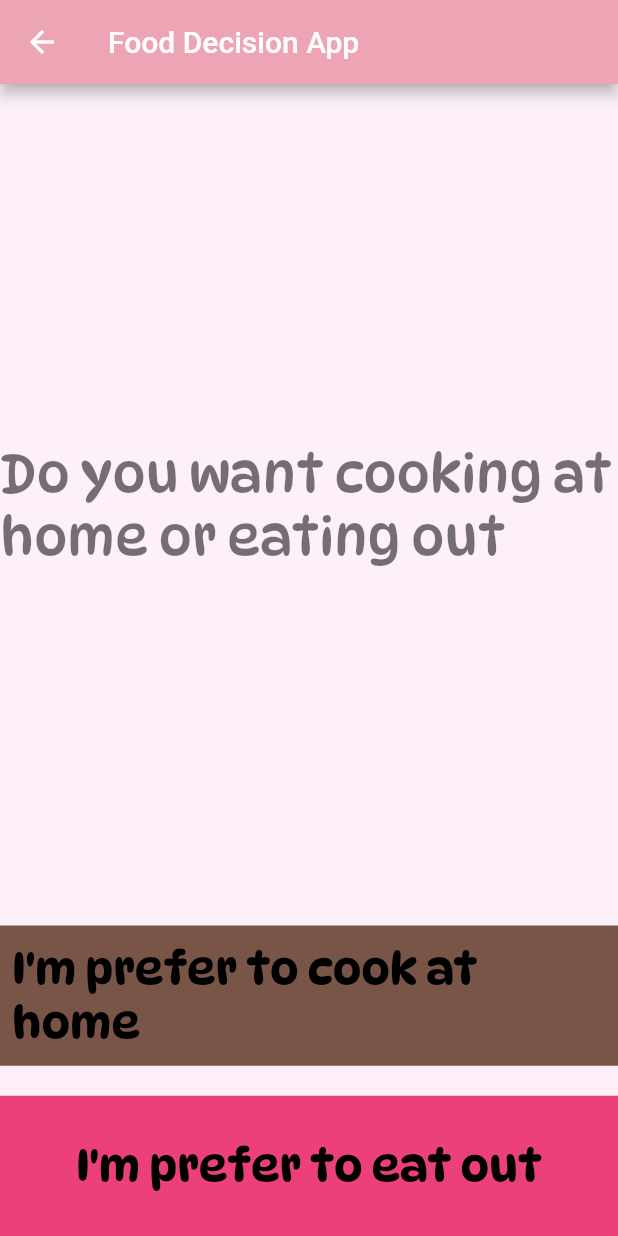
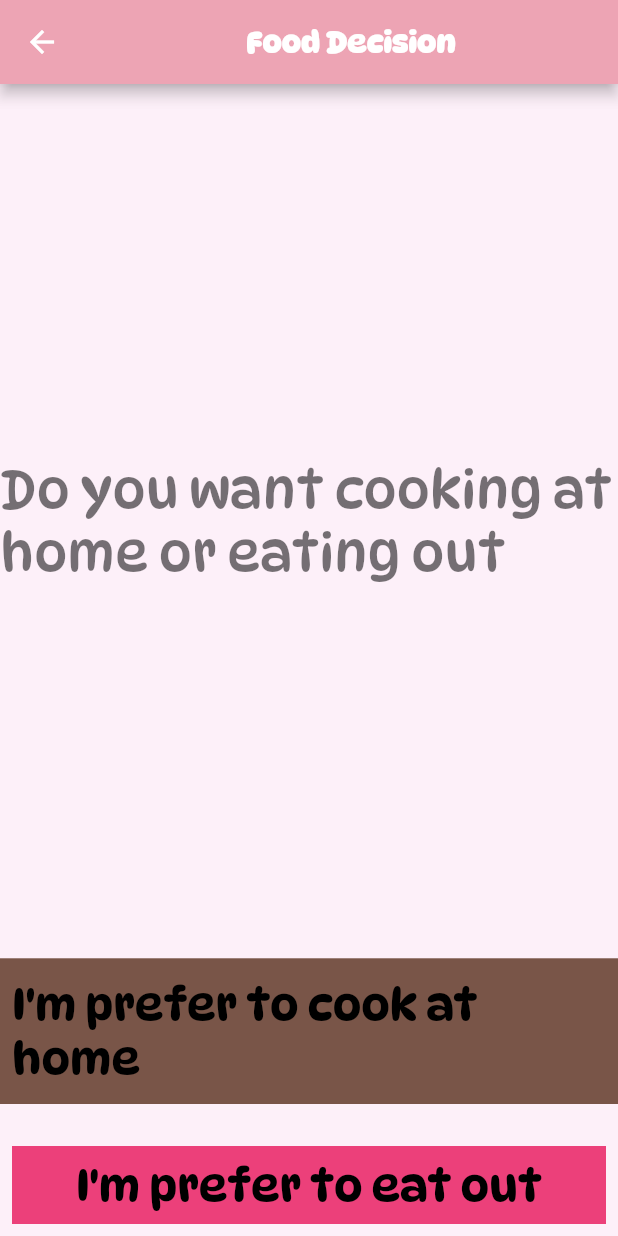
Before and after one commit to B210248C/Food-Decision, a Flutter app: the QuestionPage screen opened directly, on a phone screen of 412 x 824 dp. Run offline on Flutter 3.47's test engine with Material 2 defaults, Android fonts, the phone set to English and light mode, and no system bars; our stand-ins replace firebase_auth, firebase_core, flutter_fortune_wheel, flutter_image_slideshow; accounts and stored records are empty.

Commit message:
Update food_decision.dart

```diff
--- a/lib/screen/food_decision.dart
+++ b/lib/screen/food_decision.dart
@@ -19,11 +19,15 @@ class _QuestionPageState extends State<QuestionPage> {
   @override
   Widget build(BuildContext context) {
     return Scaffold(
-      backgroundColor: Color(0x8AFCE4F3),
+      backgroundColor: kScaffoldColor,
       body: _buildBody(),
       appBar: AppBar(
-        backgroundColor: Color(0xFFEDA4B4),
-        title: Text('Food Decision App'),
+        backgroundColor: kAppBarColor,
+        title: Center(
+            child: Text(
+          'Food Decision',
+          style: kTitleStyle,
+        )),
       ),
     );
   }
@@ -73,7 +77,9 @@ class _QuestionPageState extends State<QuestionPage> {
           SizedBox(
             height: 20.0,
           ),
-          Expanded(
+          Padding(
+            padding: const EdgeInsets.all(8.0),
+            child: Expanded(
               flex: 2,
               child: TextButton(
                 onPressed: () {
@@ -89,8 +95,8 @@ class _QuestionPageState extends State<QuestionPage> {
                 style: ButtonStyle(
                   backgroundColor: MaterialStateProperty.resolveWith(
                       (states) => Colors.pink[400]),
-                foregroundColor:
-                    MaterialStateProperty.resolveWith((states) => Colors.white),
+                  foregroundColor: MaterialStateProperty.resolveWith(
+                      (states) => Colors.white),
                   shape: MaterialStateProperty.resolveWith(
                       (states) => BeveledRectangleBorder()),
                 ),
@@ -98,6 +104,7 @@ class _QuestionPageState extends State<QuestionPage> {
 //Use the questionBrain to get the text for choice 2.
                   questionbrain.getChoice2(),
                   style: kTextStyle2,
+                ),
               ),
             ),
           ),
@@ -142,7 +149,9 @@ class _FoodDecisionPageState extends State<FoodDecisionPage> {
         },
         child: Column(
           children: [
-            Expanded(
+            Padding(
+              padding: const EdgeInsets.all(8.0),
+              child: Expanded(
                 child: FortuneWheel(
                   selected: selected.stream,
                   items: [
@@ -159,6 +168,7 @@ class _FoodDecisionPageState extends State<FoodDecisionPage> {
                             borderWidth: 10,
                           )),
                   ],
+                ),
               ),
             ),
             Padding(
```
Lines whose indentation alone changed are shown as unchanged.
